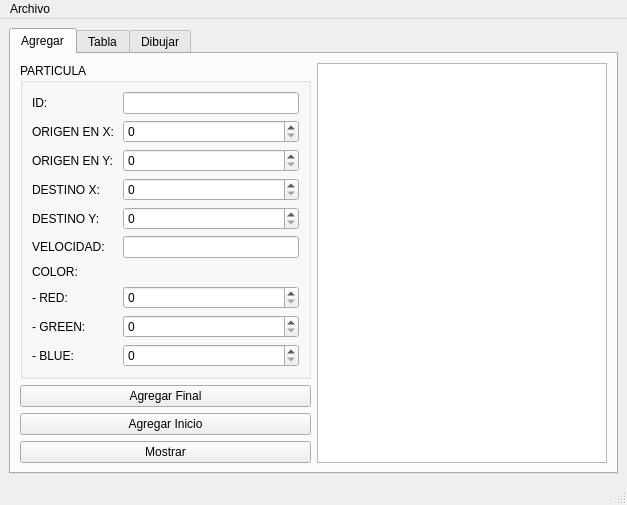
Old version of the form particula.ui in the repository FabianAlejandroEsquedaRodriguez/S.ALGORITMIA_UI_PARTICULA.
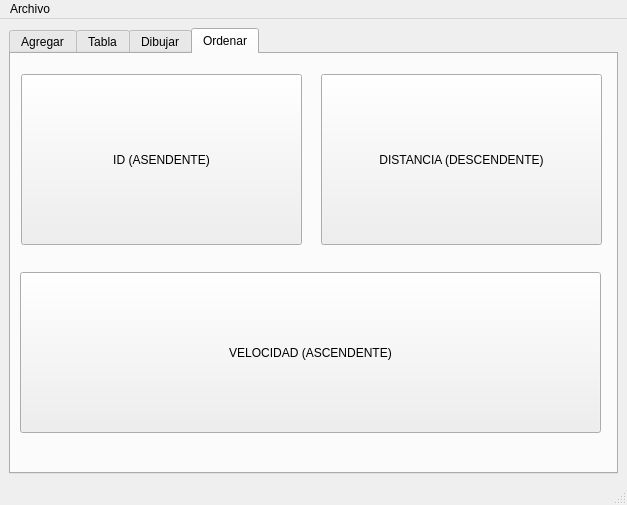
New version of the form. The open tabs and pages were chosen to show the change.

Commit message: Se agrego una nueva pestaña al QTabWidget para agregar pushbuttons para ordenar atributos

```diff
--- a/particula.ui
+++ b/particula.ui
@@ -243,6 +243,50 @@
         </item>
        </layout>
       </widget>
+      <widget class="QWidget" name="tab_4">
+       <attribute name="title">
+        <string>Ordenar</string>
+       </attribute>
+       <widget class="QPushButton" name="ordenar_distancia_pushButton_2">
+        <property name="geometry">
+         <rect>
+          <x>310</x>
+          <y>20</y>
+          <width>281</width>
+          <height>171</height>
+         </rect>
+        </property>
+        <property name="text">
+         <string>DISTANCIA (DESCENDENTE)</string>
+        </property>
+       </widget>
+       <widget class="QPushButton" name="ordenar_id_pushButton">
+        <property name="geometry">
+         <rect>
+          <x>10</x>
+          <y>20</y>
+          <width>281</width>
+          <height>171</height>
+         </rect>
+        </property>
+        <property name="text">
+         <string>ID (ASENDENTE)</string>
+        </property>
+       </widget>
+       <widget class="QPushButton" name="ordenar_velocidad_pushButton_3">
+        <property name="geometry">
+         <rect>
+          <x>9</x>
+          <y>218</y>
+          <width>581</width>
+          <height>161</height>
+         </rect>
+        </property>
+        <property name="text">
+         <string>VELOCIDAD (ASCENDENTE)</string>
+        </property>
+       </widget>
+      </widget>
      </widget>
     </item>
    </layout>
```
